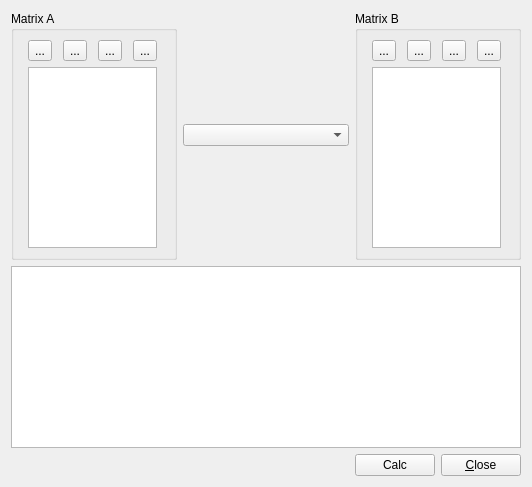
Old version of the form src/ui/matrix_widget.ui in the repository YuriyRusinov/lapack_test.
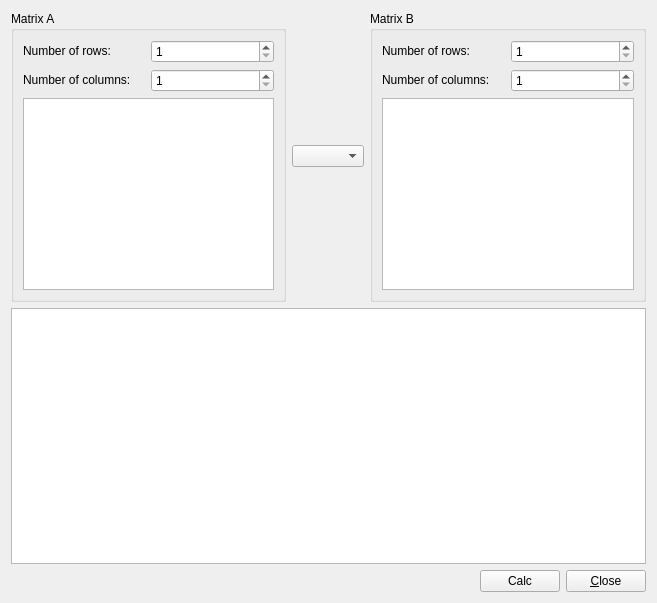
New version of the form.

Commit message: Widget for matrices was corrected.

What changed in the file:
```diff
--- a/src/ui/matrix_widget.ui
+++ b/src/ui/matrix_widget.ui
@@ -6,8 +6,8 @@
    <rect>
     <x>0</x>
     <y>0</y>
-    <width>532</width>
-    <height>487</height>
+    <width>657</width>
+    <height>603</height>
    </rect>
   </property>
   <property name="windowTitle">
@@ -21,34 +21,34 @@
      </property>
      <layout class="QGridLayout" name="gridLayout">
       <item row="0" column="0">
-       <widget class="QToolButton" name="tbAddRow_A">
+       <widget class="QLabel" name="lMatrixARows">
         <property name="text">
-         <string>...</string>
+         <string>&lt;html&gt;&lt;head/&gt;&lt;body&gt;&lt;p&gt;Number of rows:&lt;/p&gt;&lt;/body&gt;&lt;/html&gt;</string>
         </property>
        </widget>
       </item>
       <item row="0" column="1">
-       <widget class="QToolButton" name="tbRemoveRow_A">
-        <property name="text">
-         <string>...</string>
+       <widget class="QSpinBox" name="spMatrixARows">
+        <property name="minimum">
+         <number>1</number>
         </property>
        </widget>
       </item>
-      <item row="0" column="2">
-       <widget class="QToolButton" name="tbAddColumn_A">
+      <item row="1" column="0">
+       <widget class="QLabel" name="lMatrixAColumns">
         <property name="text">
-         <string>...</string>
+         <string>&lt;html&gt;&lt;head/&gt;&lt;body&gt;&lt;p&gt;Number of columns:&lt;/p&gt;&lt;/body&gt;&lt;/html&gt;</string>
         </property>
        </widget>
       </item>
-      <item row="0" column="3">
-       <widget class="QToolButton" name="tbRemoveColumn_A">
-        <property name="text">
-         <string>...</string>
+      <item row="1" column="1">
+       <widget class="QSpinBox" name="spMatrixAColumns">
+        <property name="minimum">
+         <number>1</number>
         </property>
        </widget>
       </item>
-      <item row="1" column="0" colspan="4">
+      <item row="2" column="0" colspan="2">
        <widget class="QTableView" name="tvMatrixA"/>
       </item>
      </layout>
@@ -64,34 +64,34 @@
      </property>
      <layout class="QGridLayout" name="gridLayout_2">
       <item row="0" column="0">
-       <widget class="QToolButton" name="tbAddRow_B">
+       <widget class="QLabel" name="lMatrixBRows">
         <property name="text">
-         <string>...</string>
+         <string>&lt;html&gt;&lt;head/&gt;&lt;body&gt;&lt;p&gt;Number of rows:&lt;/p&gt;&lt;/body&gt;&lt;/html&gt;</string>
         </property>
        </widget>
       </item>
       <item row="0" column="1">
-       <widget class="QToolButton" name="tbRemoveRow_B">
-        <property name="text">
-         <string>...</string>
+       <widget class="QSpinBox" name="spMatrixBRows">
+        <property name="minimum">
+         <number>1</number>
         </property>
        </widget>
       </item>
-      <item row="0" column="2">
-       <widget class="QToolButton" name="tbAddColumn_B">
+      <item row="1" column="0">
+       <widget class="QLabel" name="lMatrixBColumns">
         <property name="text">
-         <string>...</string>
+         <string>&lt;html&gt;&lt;head/&gt;&lt;body&gt;&lt;p&gt;Number of columns:&lt;/p&gt;&lt;/body&gt;&lt;/html&gt;</string>
         </property>
        </widget>
       </item>
-      <item row="0" column="3">
-       <widget class="QToolButton" name="tbRemoveColumn_B">
-        <property name="text">
-         <string>...</string>
+      <item row="1" column="1">
+       <widget class="QSpinBox" name="spMatrixBColumns">
+        <property name="minimum">
+         <number>1</number>
         </property>
        </widget>
       </item>
-      <item row="1" column="0" colspan="4">
+      <item row="2" column="0" colspan="2">
        <widget class="QTableView" name="tvMatrixB"/>
       </item>
      </layout>
```
Left out of the diff: 2 changed lines with no effect on the pictures. The commit also changes 5 other files.
